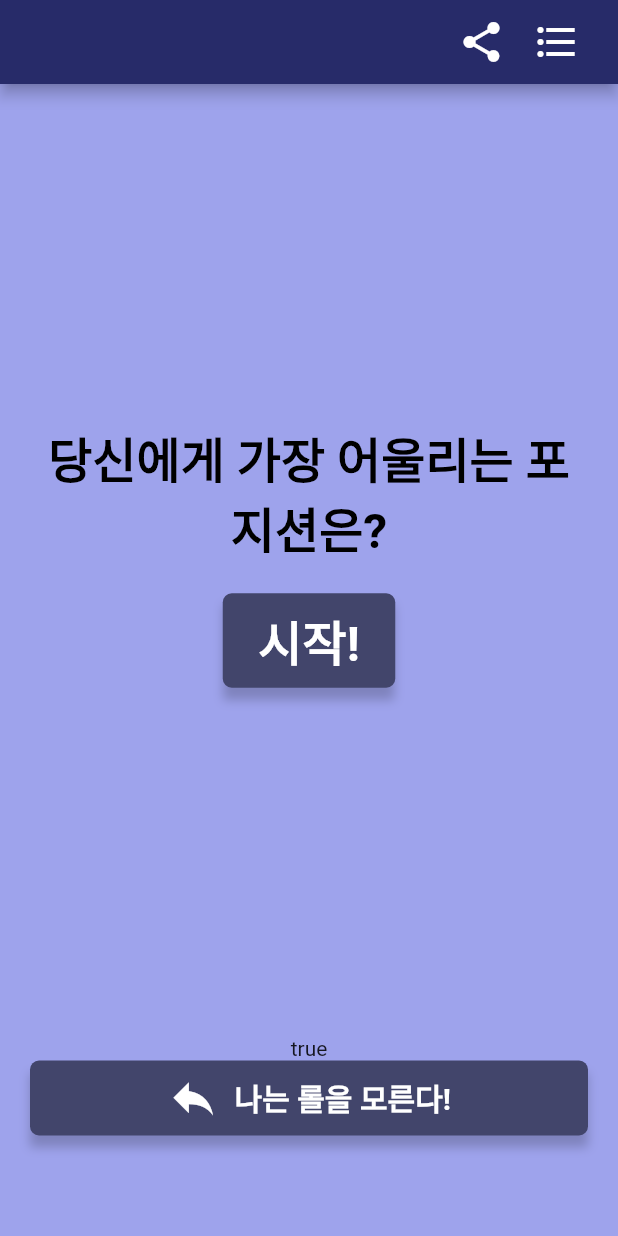
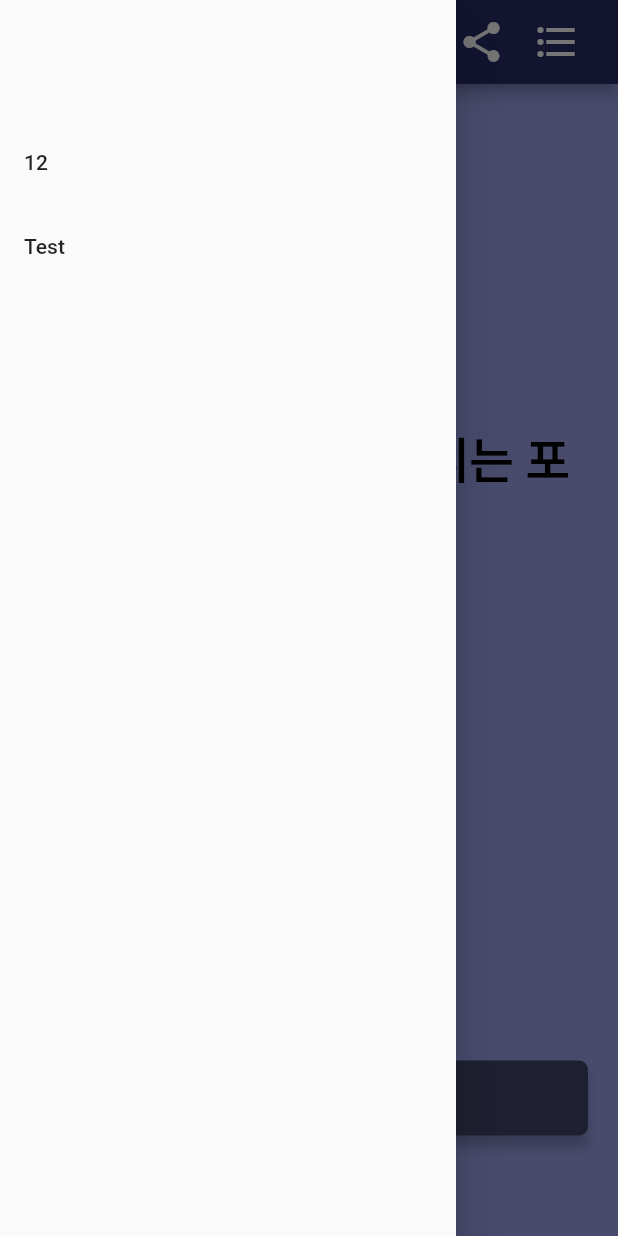
Before and after one commit to gns0170/flutter_app_7, a Flutter app: the screen it shows after launch, with the side drawer open (before the commit the screen has no drawer), on a phone screen of 412 x 824 dp. Run offline on Flutter 3.47's test engine with Material 2 defaults, Android fonts, the phone set to English and light mode, and no system bars; drawn by our look-alikes of google_mobile_ads; our stand-ins replace charts_flutter, share_plus, shared_preferences; network calls fail.

Commit message:
5/10, Question Screen layout & Drawer add

```diff
--- a/lib/main.dart
+++ b/lib/main.dart
@@ -4,6 +4,7 @@ import 'package:flutter_application_7/screens/achievements/achievement.dart';
 import 'package:flutter_application_7/screens/questions.dart';
 import 'package:flutter_application_7/screens/result/result.dart';
 import 'package:flutter_application_7/widgets/appbar.dart';
+import 'package:flutter_application_7/widgets/drawer.dart';
 import './screens/home.dart';
 import './values/colors.dart' as custom_colors;
 import 'package:google_mobile_ads/google_mobile_ads.dart';
@@ -52,7 +53,8 @@ class MyAppState extends State<MyApp> {
               )),
         ),
         home: Scaffold(
-          appBar: baseAppBar,
+          appBar: baseAppBar(context),
+          drawer: Drawer(child: baseDrawer),
           body: MaterialApp(
             initialRoute: '/',
             routes: {
@@ -60,8 +62,28 @@ class MyAppState extends State<MyApp> {
               '/question': (context) => const Question(),
               '/result': (context) => const Result(),
               '/achievement': (context) => const Achievement(),
+              '/test': (context) => const TestScreen(),
             },
           ),
         ));
   }
 }
+
+class TestScreen extends StatefulWidget {
+  const TestScreen({Key? key}) : super(key: key);
+
+  @override
+  TestScreenState createState() => TestScreenState();
+}
+
+class TestScreenState extends State<TestScreen> {
+  @override
+  Widget build(BuildContext context) {
+    return Scaffold(
+      body: Container(
+        color: Colors.black,
+        child: Text("123"),
+      ),
+    );
+  }
+}
--- a/lib/screens/questions.dart
+++ b/lib/screens/questions.dart
@@ -46,8 +46,8 @@ class _QuestionState extends State<Question> {
       TextQuestion(words: shownQuestion.question),
       const Spacer(flex: 1),
       SizedBox(
-        width: MediaQuery.of(context).size.width - 40,
-        height: 250,
+        width: MediaQuery.of(context).size.width - 20,
+        height: 370,
         child: ListView.builder(
             itemCount: shownQuestion.options.length,
             itemBuilder: (BuildContext context, int index) {
@@ -68,7 +68,7 @@ class _QuestionState extends State<Question> {
       ),
       const Spacer(flex: 5),
       theNumberQuestions(semiNumberPage),
-      const SizedBox(height: 30)
+      const SizedBox(height: 30),
     ]));
   }
 }
--- a/lib/widgets/appbar.dart
+++ b/lib/widgets/appbar.dart
@@ -1,7 +1,9 @@
 import 'package:flutter/material.dart';
 
-dynamic baseAppBar = AppBar(
-  actions: [
+baseAppBar(BuildContext context) {
+  return AppBar(
+    automaticallyImplyLeading: false,
+    actions: <Widget>[
       IconButton(
         onPressed: () {},
         splashRadius: 30,
@@ -10,12 +12,19 @@ dynamic baseAppBar = AppBar(
       const SizedBox(
         width: 2,
       ),
-    IconButton(
-        onPressed: () {},
+      Builder(
+        builder: (context) {
+          return IconButton(
+              onPressed: () {
+                Scaffold.of(context).openDrawer();
+              },
               splashRadius: 30,
-        icon: const Icon(Icons.format_list_bulleted)),
+              icon: const Icon(Icons.format_list_bulleted));
+        },
+      ),
       const SizedBox(
         width: 17,
       ),
     ],
   );
+}
--- /dev/null
+++ b/lib/widgets/drawer.dart
@@ -0,0 +1,15 @@
+import 'package:flutter/material.dart';
+
+dynamic baseDrawer = ListView(
+  padding: const EdgeInsets.only(top: 80),
+  children: [
+    ListTile(
+      title: const Text('12'),
+      onTap: () {},
+    ),
+    ListTile(
+      title: Text('Test'),
+      onTap: () {},
+    )
+  ],
+);
```
Lines whose indentation alone changed are shown as unchanged.
